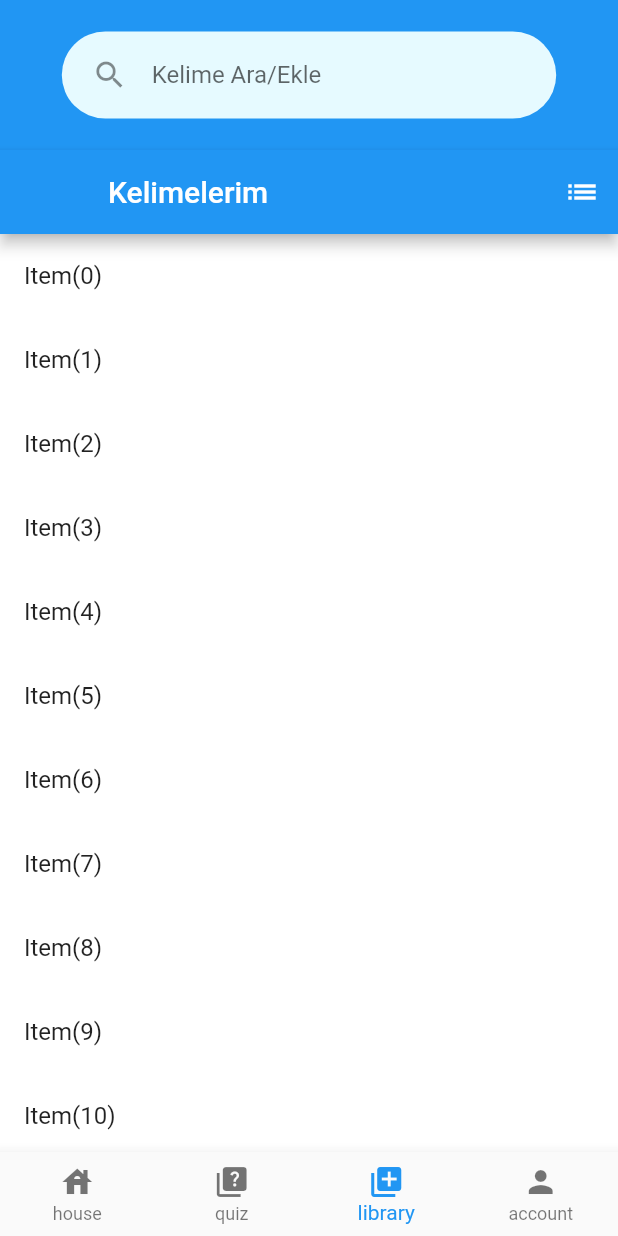
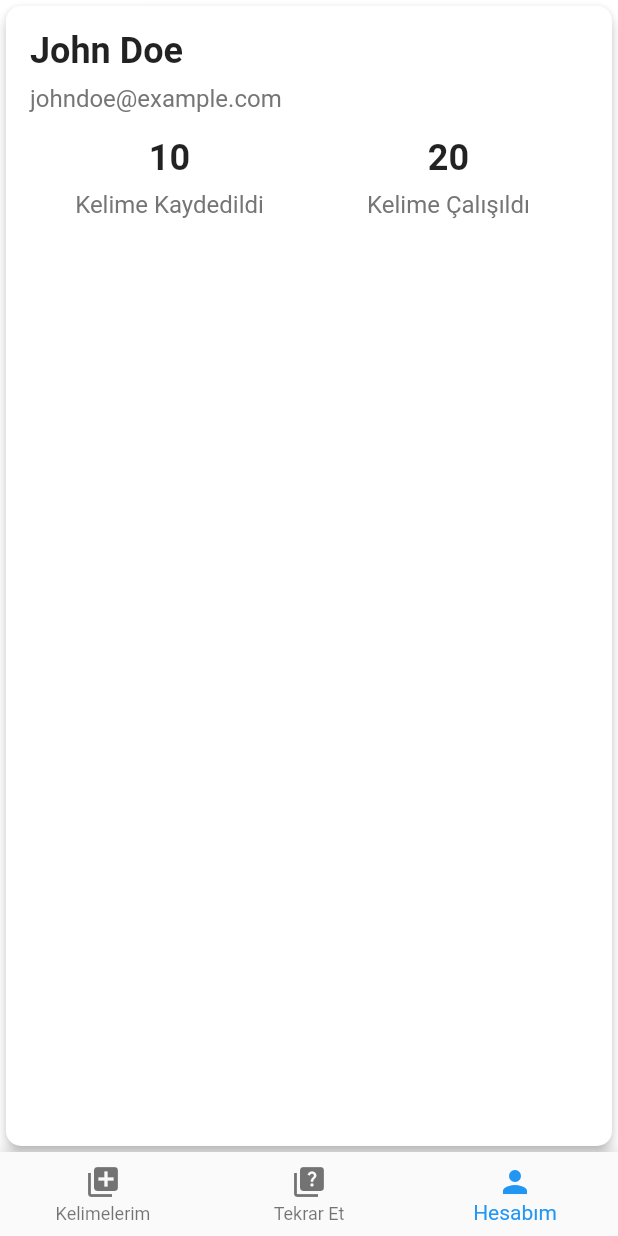
Before and after one commit to bunyaminkirmizi/VocaUp, a Flutter app: the Route screen opened directly, item 3 of the bottom bar chosen, on a phone screen of 412 x 824 dp. Run offline on Flutter 3.47's test engine with Material 2 defaults, Android fonts, the phone set to English and light mode, and no system bars; our stand-ins replace flip_card, flutter_svg, sqflite; missing offline and left inert: dart:ffi; accounts and stored records are empty.

Commit message:
sqflite added

```diff
--- a/lib/main.dart
+++ b/lib/main.dart
@@ -2,7 +2,8 @@ import 'package:flutter/material.dart';
 import 'package:endustriyel_app/screens/welcome/index.dart';
 import 'package:endustriyel_app/constants/colors.dart';
 
-void main() {
+void main() async {
+  WidgetsFlutterBinding.ensureInitialized();
   runApp(MyApp());
 }
 
--- a/lib/screens/pages/account/components/body.dart
+++ b/lib/screens/pages/account/components/body.dart
@@ -14,9 +14,91 @@ class Body extends StatelessWidget {
   Widget build(BuildContext context) {
     Size size = MediaQuery.of(context).size;
     return Background(
-        child: Column(
-      mainAxisAlignment: MainAxisAlignment.center,
-      children: <Widget>[Text("Account")],
+        child: Align(
+      alignment: Alignment.topCenter,
+      child: AccountCard(),
     ));
   }
 }
+
+class AccountCard extends StatelessWidget {
+  @override
+  Widget build(BuildContext context) {
+    return Card(
+      elevation: 4.0,
+      shape: RoundedRectangleBorder(
+        borderRadius: BorderRadius.circular(10.0),
+      ),
+      child: Container(
+        padding: EdgeInsets.all(16.0),
+        child: Column(
+          crossAxisAlignment: CrossAxisAlignment.start,
+          children: [
+            Text(
+              'John Doe',
+              style: TextStyle(
+                fontSize: 24.0,
+                fontWeight: FontWeight.bold,
+              ),
+            ),
+            SizedBox(height: 8.0),
+            Text(
+              'johndoe@example.com',
+              style: TextStyle(
+                fontSize: 16.0,
+                color: Colors.grey[600],
+              ),
+            ),
+            SizedBox(height: 16.0),
+            Row(
+              children: [
+                Expanded(
+                  child: Column(
+                    children: [
+                      Text(
+                        '10',
+                        style: TextStyle(
+                          fontSize: 24.0,
+                          fontWeight: FontWeight.bold,
+                        ),
+                      ),
+                      SizedBox(height: 8.0),
+                      Text(
+                        'Kelime Kaydedildi',
+                        style: TextStyle(
+                          fontSize: 16.0,
+                          color: Colors.grey[600],
+                        ),
+                      ),
+                    ],
+                  ),
+                ),
+                Expanded(
+                  child: Column(
+                    children: [
+                      Text(
+                        '20',
+                        style: TextStyle(
+                          fontSize: 24.0,
+                          fontWeight: FontWeight.bold,
+                        ),
+                      ),
+                      SizedBox(height: 8.0),
+                      Text(
+                        'Kelime Çalışıldı',
+                        style: TextStyle(
+                          fontSize: 16.0,
+                          color: Colors.grey[600],
+                        ),
+                      ),
+                    ],
+                  ),
+                ),
+              ],
+            ),
+          ],
+        ),
+      ),
+    );
+  }
+}
--- a/lib/screens/pages/route.dart
+++ b/lib/screens/pages/route.dart
@@ -23,9 +23,9 @@ class _BasicBottomNavBarState extends State<Route> {
   int _selectedIndex = 0;
 
   static const List<Widget> _pages = <Widget>[
-    Stats.Body(),
+    // Stats.Body(),
+    MyWords.Body(),
     Review.Body(),
-    MyWords.Body(),
     Account.Body(),
   ];
 
@@ -39,26 +39,26 @@ class _BasicBottomNavBarState extends State<Route> {
   Widget build(BuildContext context) {
     Size size = MediaQuery.of(context).size;
     return Scaffold(
-        body: SizedBox(
-            height: size.height - 50, child: _pages.elementAt(_selectedIndex)),
+        body: _pages.elementAt(_selectedIndex),
         bottomNavigationBar: BottomNavigationBar(
           type: BottomNavigationBarType.fixed,
           items: const <BottomNavigationBarItem>[
+            // BottomNavigationBarItem(
+            //   icon: Icon(Icons.house),
+            //   label: 'house',
+            // ),
             BottomNavigationBarItem(
-              icon: Icon(Icons.house),
-              label: 'house',
+              icon: Icon(Icons.my_library_add),
+              label: 'Kelimelerim',
             ),
             BottomNavigationBarItem(
               icon: Icon(Icons.quiz),
-              label: 'quiz',
+              label: 'Tekrar Et',
             ),
-            BottomNavigationBarItem(
-              icon: Icon(Icons.my_library_add),
-              label: 'library',
-            ),
+
             BottomNavigationBarItem(
               icon: Icon(Icons.person),
-              label: 'account',
+              label: 'Hesabım',
             ),
           ],
           currentIndex: _selectedIndex,
```
Also changed, not shown: lib/models/db.dart (added, +27 -0 lines), lib/models/word.dart (added, +11 -0 lines), lib/screens/pages/mywords/components/body.dart (+23 -0 lines), pubspec.yaml (+4 -5 lines), pubspec.lock, 1 other file.
